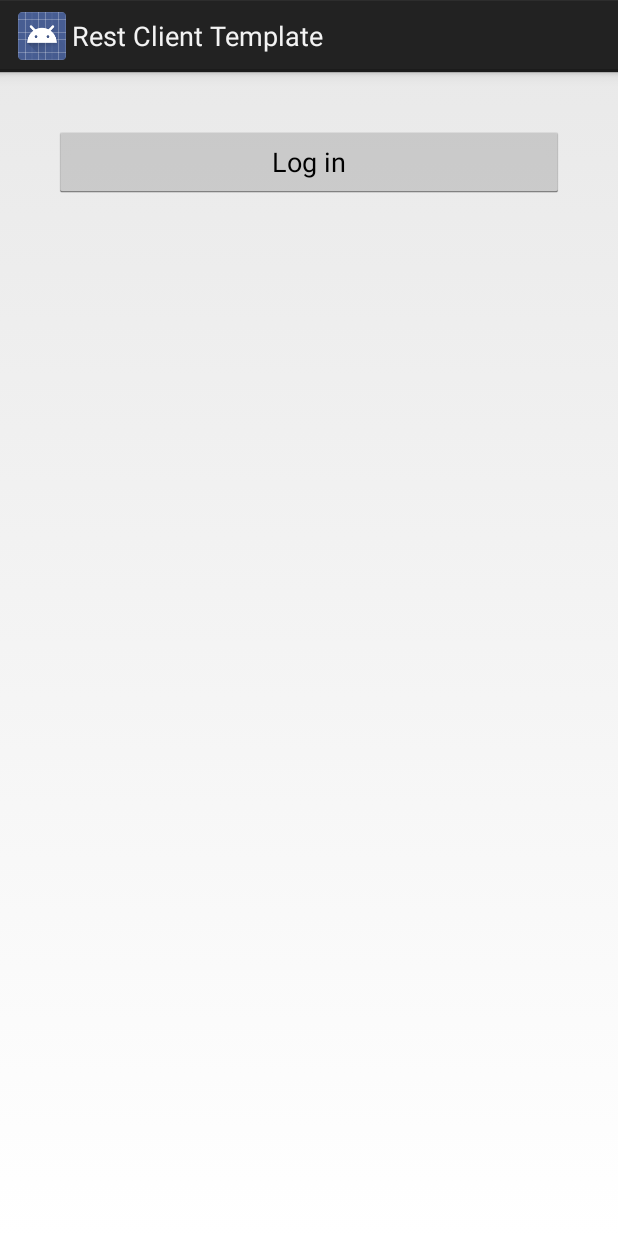
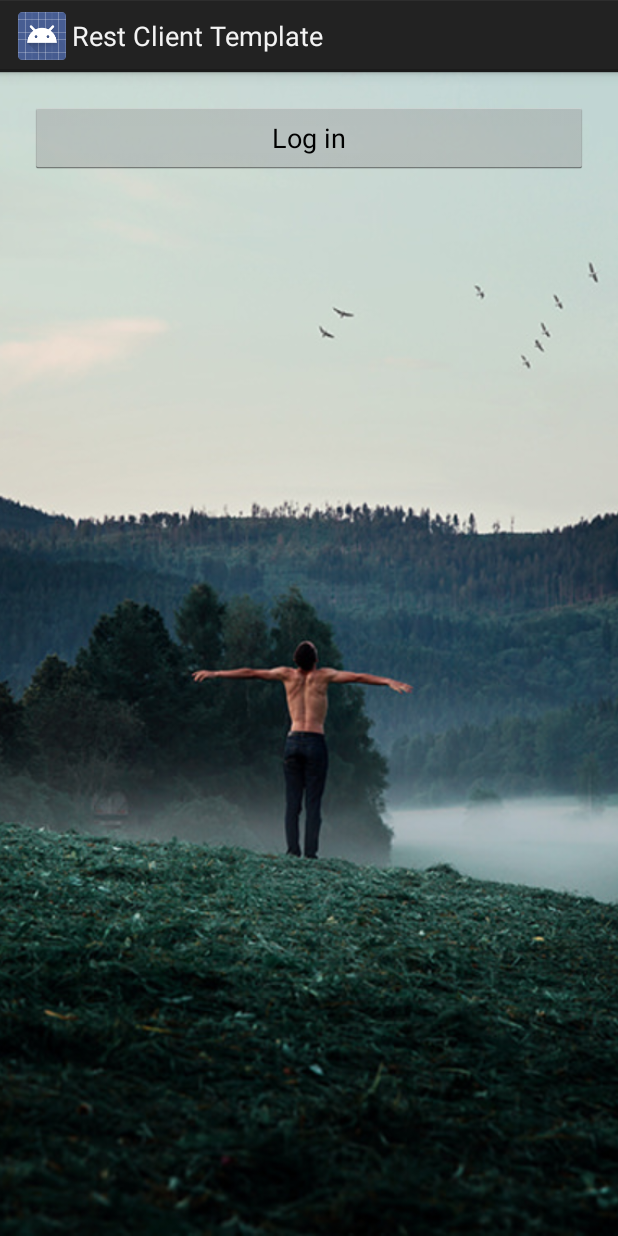
Before and after one commit to mamonateam/FlickMeIn, an Android app: the layout activity_login.xml on its own in the app's theme, with its tools: preview values and no code run, on a phone screen of 412 x 824 dp. Run offline under Robolectric (Android 15) with nearby library versions, the light colour scheme and no system bars.

Commit message:
Fancy background image for login screen

```diff
--- a/app/src/main/AndroidManifest.xml
+++ b/app/src/main/AndroidManifest.xml
@@ -5,7 +5,7 @@
     android:versionName="1.0" >
 
     <uses-sdk
-        android:minSdkVersion="16"
+        android:minSdkVersion="17"
         android:targetSdkVersion="21" />
 
     <uses-permission android:name="android.permission.INTERNET" />
--- a/app/src/main/res/layout/activity_login.xml
+++ b/app/src/main/res/layout/activity_login.xml
@@ -2,11 +2,21 @@
     xmlns:tools="http://schemas.android.com/tools"
     android:layout_width="match_parent"
     android:layout_height="match_parent"
-    android:paddingBottom="@dimen/activity_vertical_margin"
-    android:paddingLeft="@dimen/activity_horizontal_margin"
-    android:paddingRight="@dimen/activity_horizontal_margin"
-    android:paddingTop="@dimen/activity_vertical_margin"
-    tools:context=".LoginActivity" >
+    tools:context=".LoginActivity"
+    android:id="@+id/rlLogin">
+
+    <ImageView
+        android:layout_width="wrap_content"
+        android:layout_height="wrap_content"
+        android:id="@+id/ivBackground"
+        android:layout_alignParentTop="true"
+        android:layout_alignParentLeft="true"
+        android:layout_alignParentStart="true"
+        android:layout_alignParentBottom="true"
+        android:layout_alignParentRight="true"
+        android:layout_alignParentEnd="true"
+        android:scaleType="centerCrop"
+        android:src="@drawable/default_background" />
 
     <Button
         android:layout_width="match_parent"
```
Also changed, not shown: app/src/main/java/com/codepath/apps/restclienttemplate/FlickrClient.java (+10 -0 lines), app/src/main/java/com/codepath/apps/restclienttemplate/LoginActivity.java (+35 -0 lines), app/src/main/java/com/codepath/apps/restclienttemplate/utils/BlurTransform.java (added, +53 -0 lines), app/src/main/res/drawable/default_background.jpg (added).
